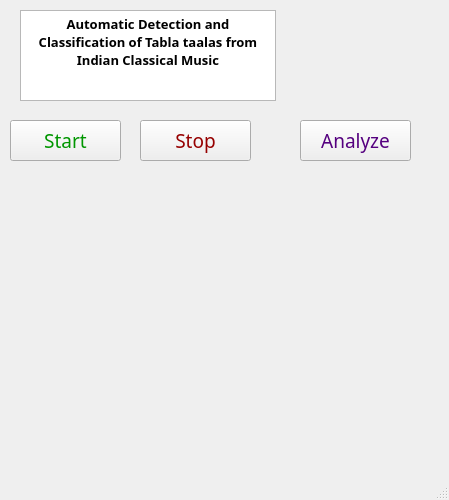
Before: the Qt Designer form main_1.ui in pranav6670/Detection-Classification-of-Tabla-taals, drawn with Qt 5.
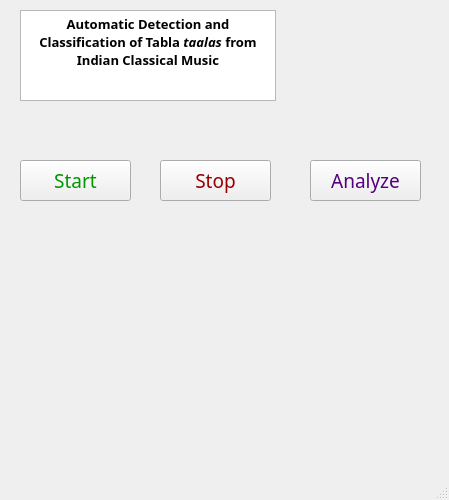
After: the same form once the commit is applied. Icons and pictures are not drawn.

Patch:
```diff
--- a/main_1.ui
+++ b/main_1.ui
@@ -47,8 +47,8 @@
    <widget class="QPushButton" name="analyze">
     <property name="geometry">
      <rect>
-      <x>300</x>
-      <y>120</y>
+      <x>310</x>
+      <y>160</y>
       <width>111</width>
       <height>41</height>
      </rect>
@@ -69,8 +69,8 @@
    <widget class="QPushButton" name="stop">
     <property name="geometry">
      <rect>
-      <x>140</x>
-      <y>120</y>
+      <x>160</x>
+      <y>160</y>
       <width>111</width>
       <height>41</height>
      </rect>
@@ -93,8 +93,8 @@
    <widget class="QPushButton" name="start">
     <property name="geometry">
      <rect>
-      <x>10</x>
-      <y>120</y>
+      <x>20</x>
+      <y>160</y>
       <width>111</width>
       <height>41</height>
      </rect>
@@ -137,12 +137,16 @@
     <property name="autoFillBackground">
      <bool>true</bool>
     </property>
+    <property name="styleSheet">
+     <string notr="true">
+</string>
+    </property>
     <property name="html">
      <string>&lt;!DOCTYPE HTML PUBLIC &quot;-//W3C//DTD HTML 4.0//EN&quot; &quot;http://www.w3.org/TR/REC-html40/strict.dtd&quot;&gt;
 &lt;html&gt;&lt;head&gt;&lt;meta name=&quot;qrichtext&quot; content=&quot;1&quot; /&gt;&lt;style type=&quot;text/css&quot;&gt;
 p, li { white-space: pre-wrap; }
 &lt;/style&gt;&lt;/head&gt;&lt;body style=&quot; font-family:'Purisa'; font-size:11pt; font-weight:600; font-style:normal;&quot;&gt;
-&lt;p align=&quot;center&quot; style=&quot; margin-top:0px; margin-bottom:0px; margin-left:0px; margin-right:0px; -qt-block-indent:0; text-indent:0px;&quot;&gt;&lt;span style=&quot; font-size:10pt;&quot;&gt;Automatic Detection and Classification of Tabla taalas from Indian Classical Music&lt;/span&gt;&lt;/p&gt;&lt;/body&gt;&lt;/html&gt;</string>
+&lt;p align=&quot;center&quot; style=&quot; margin-top:0px; margin-bottom:0px; margin-left:0px; margin-right:0px; -qt-block-indent:0; text-indent:0px;&quot;&gt;&lt;span style=&quot; font-size:10pt;&quot;&gt;Automatic Detection and Classification of Tabla &lt;/span&gt;&lt;span style=&quot; font-size:10pt; font-style:italic;&quot;&gt;taalas&lt;/span&gt;&lt;span style=&quot; font-size:10pt;&quot;&gt; from Indian Classical Music&lt;/span&gt;&lt;/p&gt;&lt;/body&gt;&lt;/html&gt;</string>
     </property>
    </widget>
    <zorder>label</zorder>
```
